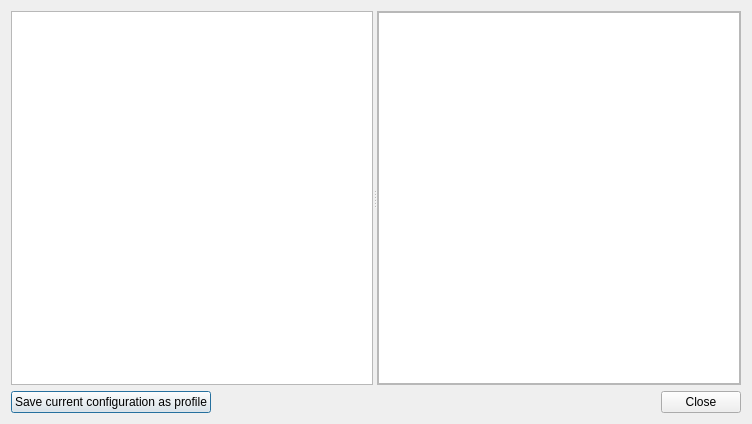
boundlessgeo/qgis-profiles-plugin, file profiles/ui/profilemanager.ui: the form before one commit.
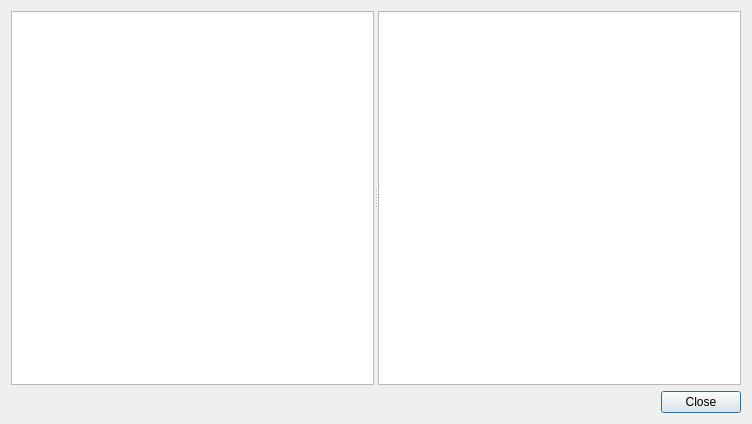
The form after the commit.

Commit message: use QTextBrowser for rich content

Patch:
```diff
--- a/profiles/ui/profilemanager.ui
+++ b/profiles/ui/profilemanager.ui
@@ -13,19 +13,17 @@
   <property name="windowTitle">
    <string>Profiles manager</string>
   </property>
-  <layout class="QVBoxLayout" name="verticalLayout_2">
+  <layout class="QVBoxLayout" name="verticalLayout">
    <item>
+    <widget class="QSplitter" name="splitter_2">
+     <property name="orientation">
+      <enum>Qt::Horizontal</enum>
+     </property>
     <widget class="QSplitter" name="splitter">
      <property name="orientation">
       <enum>Qt::Horizontal</enum>
      </property>
      <widget class="QTreeWidget" name="profilesTree">
-      <property name="minimumSize">
-       <size>
-        <width>300</width>
-        <height>0</height>
-       </size>
-      </property>
       <attribute name="headerVisible">
        <bool>false</bool>
       </attribute>
@@ -35,54 +33,16 @@
        </property>
       </column>
      </widget>
-     <widget class="QFrame" name="frame">
-      <property name="frameShape">
-       <enum>QFrame::StyledPanel</enum>
-      </property>
-      <property name="frameShadow">
-       <enum>QFrame::Raised</enum>
-      </property>
-      <layout class="QVBoxLayout" name="verticalLayout">
-       <property name="margin">
-        <number>0</number>
-       </property>
-       <item>
+     </widget>
         <widget class="QTextBrowser" name="webView"/>
-       </item>
-      </layout>
-     </widget>
-    </widget>
+    </widget>
    </item>
    <item>
-    <layout class="QHBoxLayout" name="horizontalLayout">
-     <item>
-      <widget class="QPushButton" name="saveButton">
-       <property name="text">
-        <string>Save current configuration as profile</string>
-       </property>
-      </widget>
-     </item>
-     <item>
-      <spacer name="horizontalSpacer">
-       <property name="orientation">
-        <enum>Qt::Horizontal</enum>
-       </property>
-       <property name="sizeHint" stdset="0">
-        <size>
-         <width>40</width>
-         <height>20</height>
-        </size>
-       </property>
-      </spacer>
-     </item>
-     <item>
-      <widget class="QPushButton" name="okButton">
-       <property name="text">
-        <string>Close</string>
-       </property>
-      </widget>
-     </item>
-    </layout>
+    <widget class="QDialogButtonBox" name="buttonBox">
+     <property name="standardButtons">
+      <set>QDialogButtonBox::Close</set>
+     </property>
+    </widget>
    </item>
   </layout>
  </widget>
```
Lines whose indentation alone changed are shown as unchanged. The commit also changes 2 other files.
